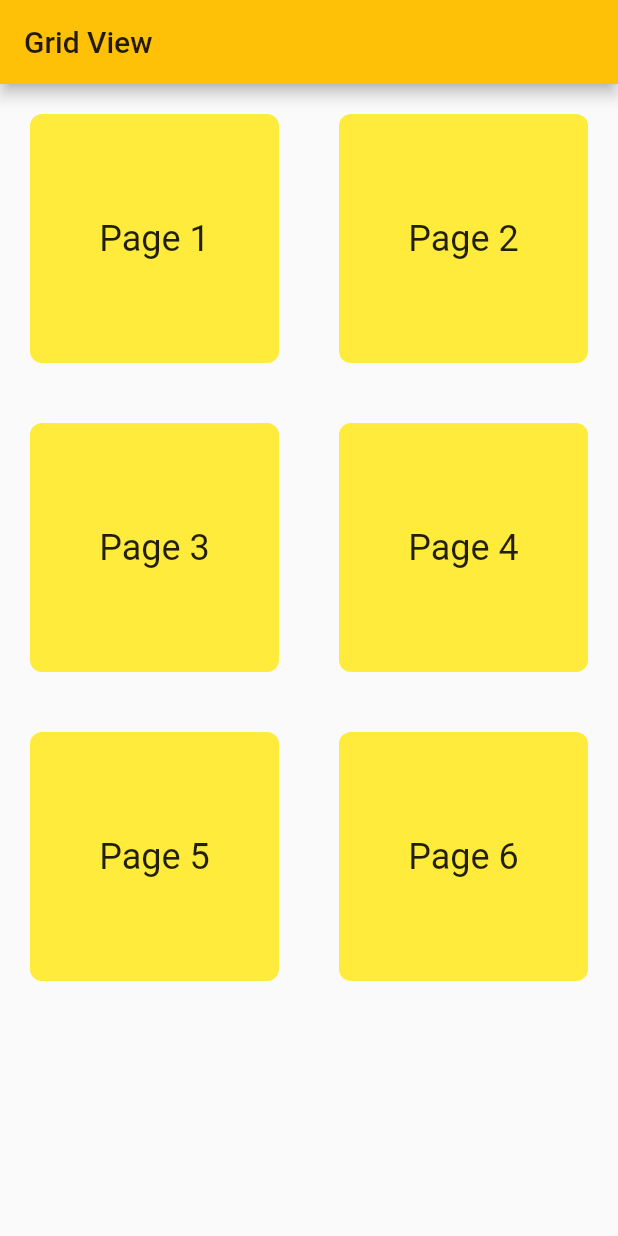
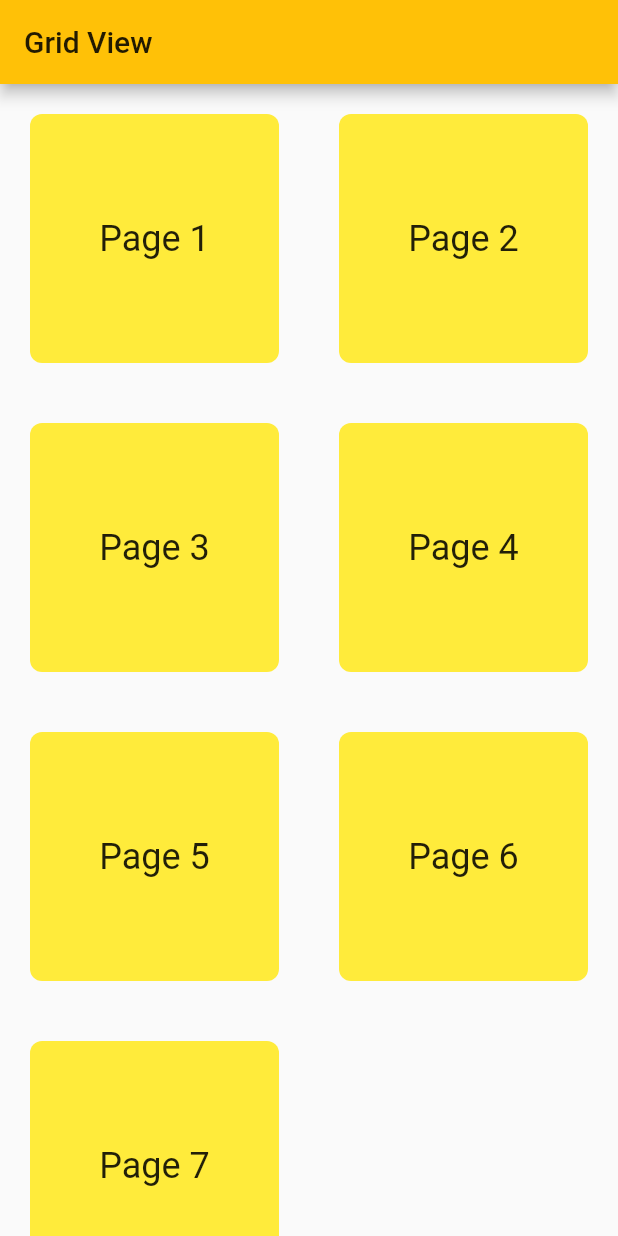
Before and after one commit to is767-1-2021/wijitra, a Flutter app: the screen it shows after launch, on a phone screen of 412 x 824 dp. Run offline on Flutter 3.47's test engine with Material 2 defaults, Android fonts, the phone set to English and light mode, and no system bars; project files that could hold a hidden picture were left out.

```diff
--- a/first_app/lib/pages/fifth_page.dart
+++ b/first_app/lib/pages/fifth_page.dart
@@ -9,7 +9,7 @@ class FifthPage extends StatelessWidget {
       ),
       body: GridView.count(
         crossAxisCount: 2,
-        children: List.generate(6, (index) {
+        children: List.generate(7, (index) {
           return InkWell(
             onTap: () {
               Navigator.pushNamed(context, '/${index + 1}');
```
